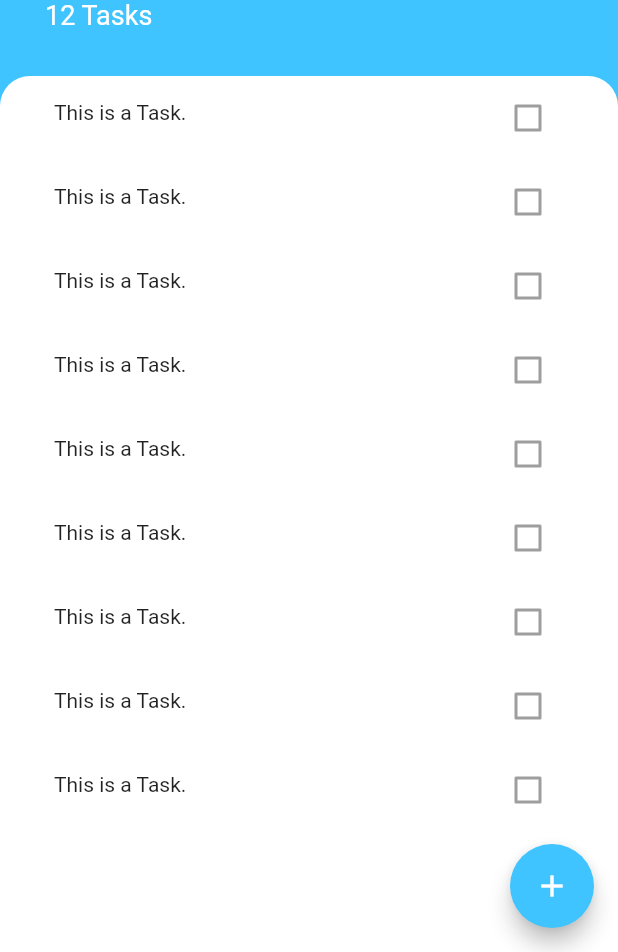
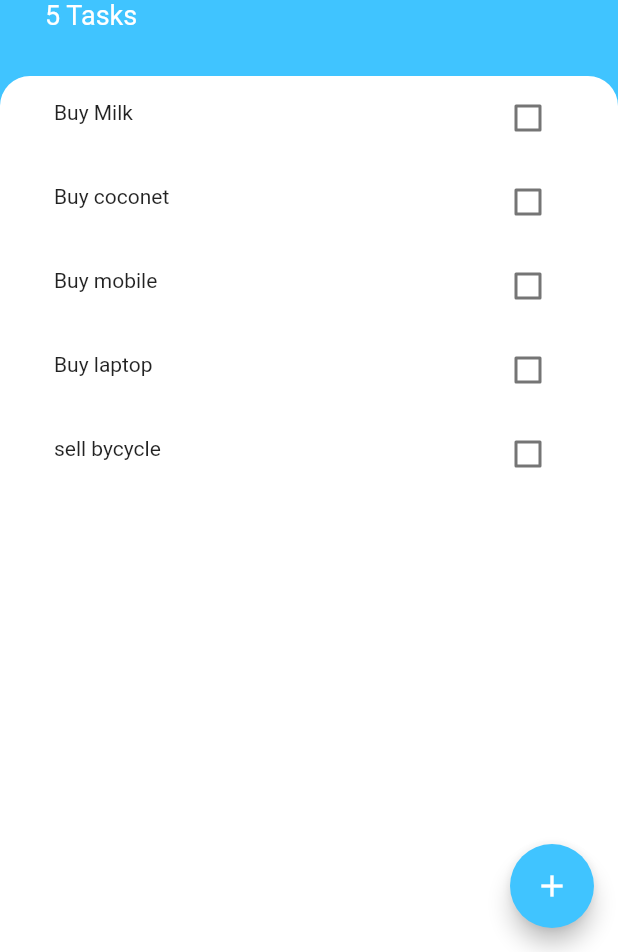
Before and after one commit to DangerDeveloper/todo, a Flutter app: the screen it shows after launch, on a phone screen of 412 x 824 dp, the part 284-1236 px from its top. Run offline on Flutter 3.47's test engine with Material 2 defaults, Android fonts, the phone set to English and light mode, and no system bars.

Commit message:
pre provider work

```diff
--- /dev/null
+++ b/lib/models/task.dart
@@ -0,0 +1,10 @@
+class Task {
+  final String name;
+  bool isDone;
+
+  Task({this.name, this.isDone = false});
+
+  void toggleDone() {
+    isDone = !isDone;
+  }
+}
--- a/lib/screens/task_screen.dart
+++ b/lib/screens/task_screen.dart
@@ -1,8 +1,21 @@
 import 'package:flutter/material.dart';
+import 'package:todo/models/task.dart';
 import 'package:todo/screens/add_task_screen.dart';
 import 'package:todo/widgets/tasks_list.dart';
 
-class TasksScreen extends StatelessWidget {
+class TasksScreen extends StatefulWidget {
+  @override
+  _TasksScreenState createState() => _TasksScreenState();
+}
+
+class _TasksScreenState extends State<TasksScreen> {
+  List<Task> tasks = [
+    Task(name: 'Buy Milk'),
+    Task(name: 'Buy coconet'),
+    Task(name: 'Buy mobile'),
+    Task(name: 'Buy laptop'),
+    Task(name: 'sell bycycle'),
+  ];
   @override
   Widget build(BuildContext context) {
     return Scaffold(
@@ -12,7 +25,14 @@ class TasksScreen extends StatelessWidget {
         onPressed: () {
           showModalBottomSheet(
             context: context,
-            builder: (ctx) => AddTaskScreen(),
+            builder: (ctx) => AddTaskScreen(
+                (value) {
+                  setState(() {
+                    tasks.add(Task(name: value));
+                  });
+                  Navigator.pop(context);
+                }
+            ),
           );
         },
         child: Icon(Icons.add),
@@ -46,7 +66,7 @@ class TasksScreen extends StatelessWidget {
                   ),
                 ),
                 Text(
-                  '12 Tasks',
+                  '${tasks.length} Tasks',
                   style: TextStyle(
                     color: Colors.white,
                     fontSize: 18.0,
@@ -65,7 +85,7 @@ class TasksScreen extends StatelessWidget {
                   topRight: Radius.circular(20.0),
                 ),
               ),
-              child: TasksList(),
+              child: TasksList(tasks: tasks,),
             ),
           ),
         ],
--- a/lib/widgets/task_tile.dart
+++ b/lib/widgets/task_tile.dart
@@ -1,11 +1,24 @@
 import 'package:flutter/material.dart';
 
 class TaskTile extends StatelessWidget {
+  final bool isChecked;
+  final Function toggleCheckboxState;
+  final String taskTitle;
+
+  TaskTile({this.isChecked, this.toggleCheckboxState, this.taskTitle});
+
   @override
   Widget build(BuildContext context) {
     return ListTile(
-      leading: Text('This is a Task.'),
-      trailing: Checkbox(value: false),
+      leading: Text(
+        taskTitle,
+        style: TextStyle(
+            decoration: isChecked ? TextDecoration.lineThrough : null),
+      ),
+      trailing: Checkbox(
+        value: isChecked,
+        onChanged: toggleCheckboxState,
+      ),
     );
   }
 }
--- a/lib/widgets/tasks_list.dart
+++ b/lib/widgets/tasks_list.dart
@@ -1,21 +1,32 @@
 import 'package:flutter/material.dart';
+import 'package:todo/models/task.dart';
 import 'task_tile.dart';
 
-class TasksList extends StatelessWidget {
+class TasksList extends StatefulWidget {
+  final List<Task> tasks;
+
+  TasksList({this.tasks});
+
+  @override
+  _TasksListState createState() => _TasksListState();
+}
+
+class _TasksListState extends State<TasksList> {
   @override
   Widget build(BuildContext context) {
-    return ListView(
-      children: <Widget>[
-        TaskTile(),
-        TaskTile(),
-        TaskTile(),
-        TaskTile(),
-        TaskTile(),
-        TaskTile(),
-        TaskTile(),
-        TaskTile(),
-        TaskTile(),
-      ],
+    return ListView.builder(
+      itemBuilder: (context, index) {
+        return TaskTile(
+          taskTitle: widget.tasks[index].name,
+          isChecked: widget.tasks[index].isDone,
+          toggleCheckboxState: (c) {
+            setState(() {
+              widget.tasks[index].toggleDone();
+            });
+          },
+        );
+      },
+      itemCount: widget.tasks.length,
     );
   }
 }
```
Also changed, not shown: lib/screens/add_task_screen.dart (+23 -4 lines).
